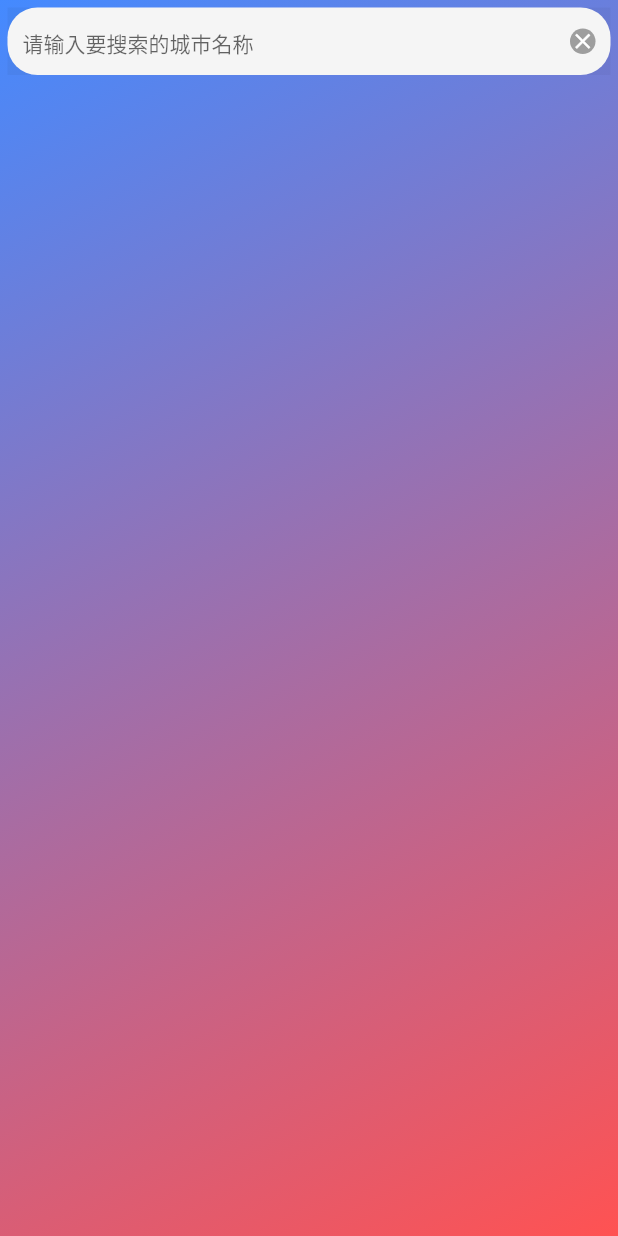
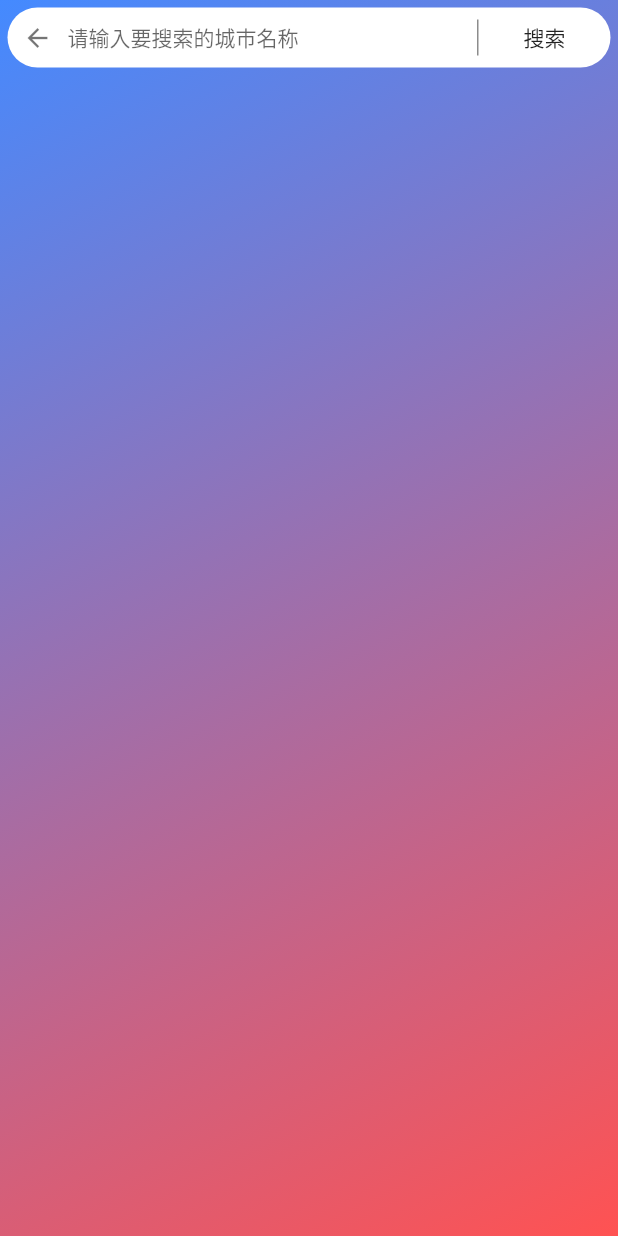
Before and after one commit to ZhangYf-future/Today, a Flutter app: the CityAddWidget screen opened by its route, on a phone screen of 412 x 824 dp. Run offline on Flutter 3.47's test engine with Material 2 defaults, Android fonts, the phone set to English and light mode, and no system bars; our stand-ins replace dio, flutter_svg, fluttertoast, permission_handler, sqflite; missing offline and left inert: amap_flutter_location, flutter_bmflocation; accounts and stored records are empty; project files that could hold a hidden picture were left out.

Commit message:
去除全部账单页面的筛选按钮 添加天气详情页面返回键 添加天气城市搜索页面返回键 添加天气城市搜索页面搜索按钮

```diff
--- a/today/lib/ui/weather/city_add/city_add_route.dart
+++ b/today/lib/ui/weather/city_add/city_add_route.dart
@@ -17,16 +17,24 @@ class CityAddWidget extends StatefulWidget {
 }
 
 class CityAddState extends BaseState<CityAddWidget> {
+  //创建presenter
+  CityAddState() {
+    _presenter = CityAddPresenter(this);
+  }
+
   //城市输入框的controller
   final TextEditingController _inputCityController = TextEditingController();
-  //请求到的城市信息
-  WeatherCityListBean? _weatherCityList;
+
   //presenter
   CityAddPresenter? _presenter;
 
-  //创建presenter
-  CityAddState() {
-    _presenter = CityAddPresenter(this);
+  //请求到的城市信息
+  WeatherCityListBean? _weatherCityList;
+
+  @override
+  void dispose() {
+    super.dispose();
+    Logs.ez("退出添加城市页面");
   }
 
   //城市信息请求成功后的回调
@@ -52,7 +60,7 @@ class CityAddState extends BaseState<CityAddWidget> {
           children: [
             //输入要添加的城市的数据框
             Container(
-              constraints: BoxConstraints.expand(height: 45.0),
+              constraints: BoxConstraints.expand(height: 40.0),
               alignment: Alignment.center,
               decoration: ShapeDecoration(
                 shape: RoundedRectangleBorder(
@@ -60,50 +68,56 @@ class CityAddState extends BaseState<CityAddWidget> {
                 color: Colors.white,
               ),
               margin: EdgeInsets.only(left: 5.0, right: 5.0),
-              child: Stack(
-                alignment: Alignment.centerRight,
-                fit: StackFit.expand,
+              child: Row(
+                mainAxisSize: MainAxisSize.max,
                 children: [
-                  //输入框
-                  TextField(
+                  //返回键
+                  GestureDetector(
+                    behavior: HitTestBehavior.opaque,
+                    child: Container(
+                      constraints: BoxConstraints.expand(width: 40.0),
+                      child: Icon(
+                        Icons.arrow_back,
+                        color: Colors.black54,
+                        size: 20,
+                      ),
+                    ),
+                    onTap: () => Navigator.pop(context),
+                  ),
+                  Expanded(
+                    flex: 1,
+                    //文本输入框
+                    child: TextField(
                       controller: _inputCityController,
                       maxLines: 1,
                       style: TextStyle(fontSize: 14.0),
                       decoration: InputDecoration(
+                          fillColor: Colors.white,
+                          isDense: true,
                           filled: true,
                           hintText: StringConstant.INPUT_SEARCH_CITY_NAME,
-                        contentPadding: EdgeInsets.only(
-                            left: 10.0, right: 10.0, top: 0, bottom: 0),
+                          contentPadding:
+                              EdgeInsets.only(right: 10.0),
                           border: InputBorder.none,
                           isCollapsed: false),
                       showCursor: true,
                       textInputAction: TextInputAction.search,
                       onSubmitted: (input) => _presenter!.queryCityList(input),
                     ),
+                  ),
 
-                  //清除输入内容的按钮
-                  Positioned(
-                    right: 10,
-                    child: GestureDetector(
-                      child: Container(
-                        //constraints: BoxConstraints.expand(width: 30, height: 30),
-                        decoration: BoxDecoration(
-                          shape: BoxShape.circle,
-                          color: Colors.grey,
+                  Container(
+                    constraints: BoxConstraints.expand(width: 1.0),
+                    color: Colors.black45,
+                    margin: EdgeInsets.symmetric(vertical: 8.0),
                   ),
-                        child: Icon(
-                          Icons.clear,
-                          color: Colors.white,
-                          size: 17,
-                        ),
-                      ),
-                      onTap: () {
-                        //清空输入框中的数据
-                        _inputCityController.text = "";
-                        _weatherCityList = null;
-                        _presenter!.clearOldName();
-                        updatePage();
-                      },
+
+                  //搜索按钮
+                  Container(
+                    child: MaterialButton(
+                      onPressed: () =>
+                          _presenter!.queryCityList(_inputCityController.text),
+                      child: Text("搜索"),
                     ),
                   ),
                 ],
@@ -142,19 +156,13 @@ class CityAddState extends BaseState<CityAddWidget> {
       ),
     );
   }
-
-  @override
-  void dispose() {
-    super.dispose();
-    Logs.ez("退出添加城市页面");
-  }
 }
 
 ///城市信息widget
 class _CityWidget extends StatelessWidget {
+  _CityWidget(this._cityBean);
+
   final WeatherCityBean _cityBean;
-
-  _CityWidget(this._cityBean);
 
   @override
   Widget build(BuildContext context) {
```
Also changed, not shown: today/lib/ui/bill/list/bill_list_route.dart (+10 -10 lines), today/lib/ui/weather/home/weather_info_widget.dart (+19 -0 lines). Lines whose indentation alone changed are shown as unchanged.
